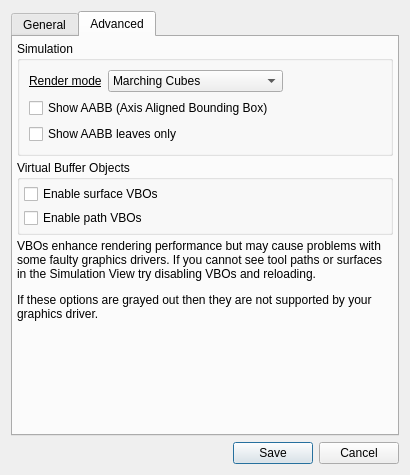
This is qt/settings_dialog.ui in CauldronDevelopmentLLC/CAMotics as Qt 5 draws it before an edit. The edited form follows.
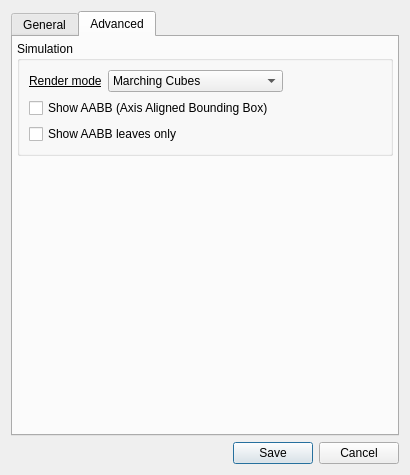
This is the edited form. The open tabs and pages were chosen to show the change.

Commit message: Some work towards OpenGL ES 2.0.  Show error if OpenGL 2.0 not supported.  Removed VBO disable options.

Patch:
```diff
--- a/qt/settings_dialog.ui
+++ b/qt/settings_dialog.ui
@@ -397,60 +397,6 @@
          </layout>
         </widget>
        </item>
-       <item>
-        <widget class="QGroupBox" name="groupBox_3">
-         <property name="title">
-          <string>Virtual Buffer Objects</string>
-         </property>
-         <property name="flat">
-          <bool>false</bool>
-         </property>
-         <layout class="QVBoxLayout" name="verticalLayout_6">
-          <property name="spacing">
-           <number>4</number>
-          </property>
-          <property name="leftMargin">
-           <number>4</number>
-          </property>
-          <property name="topMargin">
-           <number>4</number>
-          </property>
-          <property name="rightMargin">
-           <number>4</number>
-          </property>
-          <property name="bottomMargin">
-           <number>4</number>
-          </property>
-          <item>
-           <widget class="QCheckBox" name="surfaceVBOsCheckBox">
-            <property name="text">
-             <string>Enable surface VBOs</string>
-            </property>
-           </widget>
-          </item>
-          <item>
-           <widget class="QCheckBox" name="pathVBOsCheckBox">
-            <property name="text">
-             <string>Enable path VBOs</string>
-            </property>
-           </widget>
-          </item>
-         </layout>
-        </widget>
-       </item>
-       <item>
-        <widget class="QLabel" name="label">
-         <property name="text">
-          <string>&lt;html&gt;&lt;head/&gt;&lt;body&gt;&lt;p&gt;VBOs enhance rendering performance but may cause problems with some faulty graphics drivers. If you cannot see tool paths or surfaces in the Simulation View try disabling VBOs and reloading.&lt;/p&gt;&lt;p&gt;If these options are grayed out then they are not supported by your graphics driver.&lt;/p&gt;&lt;/body&gt;&lt;/html&gt;</string>
-         </property>
-         <property name="textFormat">
-          <enum>Qt::RichText</enum>
-         </property>
-         <property name="wordWrap">
-          <bool>true</bool>
-         </property>
-        </widget>
-       </item>
        <item>
         <spacer name="verticalSpacer_2">
          <property name="orientation">
```
The commit also changes 28 other files.
